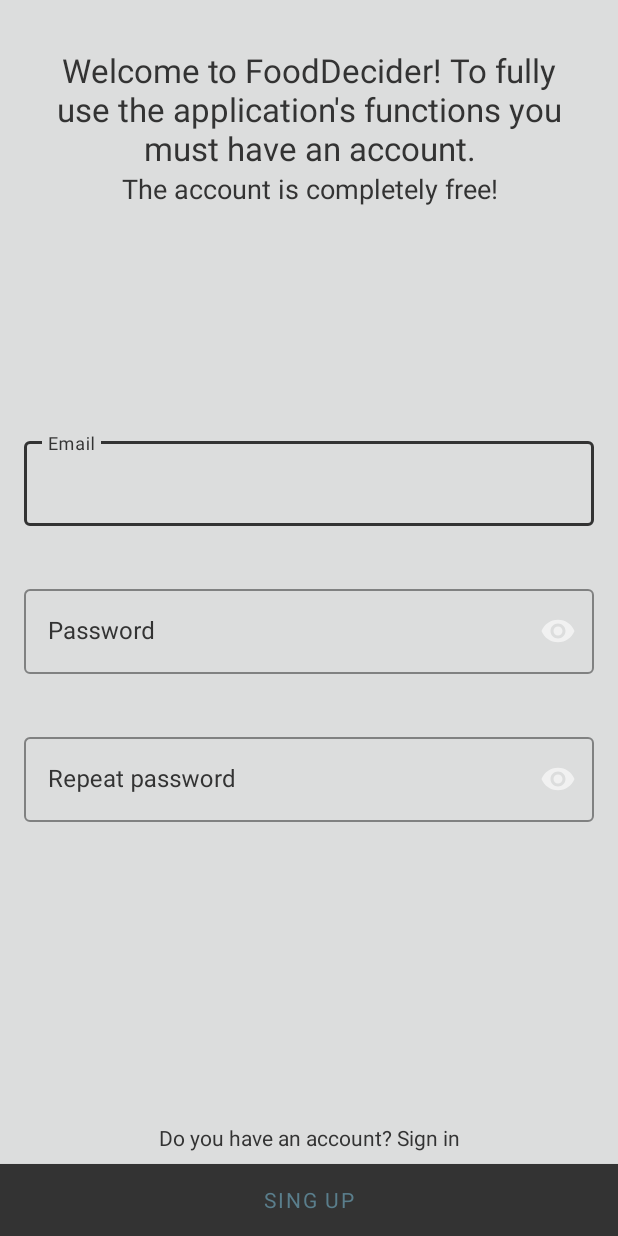
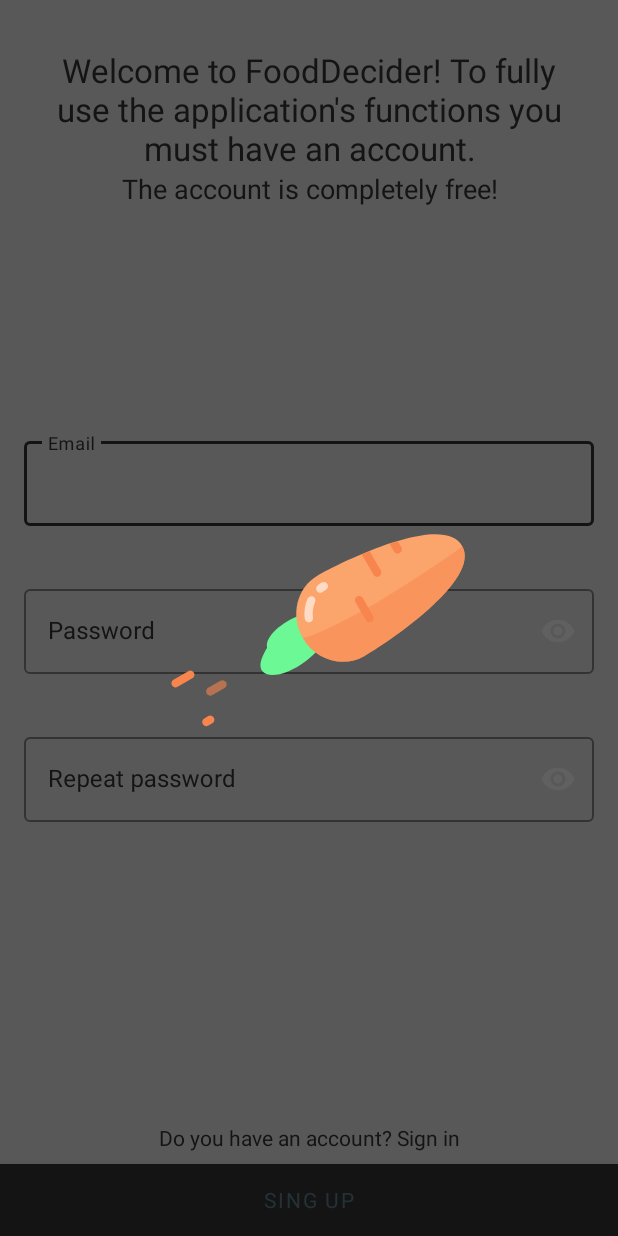
Before and after one commit to RowickaM/fooddecider, an Android app: the RegistrationActivity screen opened directly, with no data from a screen before it, after a tap on "SING UP", on a phone screen of 412 x 824 dp. Run offline under Robolectric (Android 15) with nearby library versions, the light colour scheme and no system bars; our stand-ins replace Firebase (no records; nobody signed in at launch, a user with empty details on screens opened directly); Roboto replaces fonts that are not available here.

Commit message:
add loading

```diff
--- a/app/src/main/java/com/gunginr/dinnerdecider/view/activity/authorization/RegistrationActivity.kt
+++ b/app/src/main/java/com/gunginr/dinnerdecider/view/activity/authorization/RegistrationActivity.kt
@@ -1,10 +1,12 @@
 package com.gunginr.dinnerdecider.view.activity.authorization
 
 import android.os.Bundle
+import android.view.View
 import androidx.appcompat.app.AppCompatActivity
 import com.gunginr.dinnerdecider.R
 import com.gunginr.dinnerdecider.services.firebase.FirebaseAuthorisation
 import com.gunginr.dinnerdecider.util.goTo
+import com.gunginr.dinnerdecider.view.fragment.LoadingFragment
 import kotlinx.android.synthetic.main.activity_registration.*
 
 class RegistrationActivity : AppCompatActivity() {
@@ -14,6 +16,7 @@
         setContentView(R.layout.activity_registration)
 
         signup.setOnClickListener {
+            showPopup(true)
             FirebaseAuthorisation.singUp(
                 this,
                 emailInput.text.toString(),
@@ -25,4 +28,25 @@
             this.goTo(LoginActivity::class.java)
         }
     }
+
+    private fun showPopup(show: Boolean) {
+        if (show) {
+            popup.visibility = View.VISIBLE
+            popup.setOnClickListener { }
+            popup.bringToFront()
+            supportFragmentManager.beginTransaction()
+                .replace(R.id.frame_layout, LoadingFragment())
+                .commit()
+        } else {
+            popup.visibility = View.GONE
+        }
+    }
+
+
+    override fun onBackPressed() {
+        if (popup.visibility == View.GONE) {
+            finishAffinity()
+            super.onBackPressed()
+        }
+    }
 }
--- /dev/null
+++ b/app/src/main/java/com/gunginr/dinnerdecider/view/fragment/LoadingFragment.kt
@@ -0,0 +1,20 @@
+package com.gunginr.dinnerdecider.view.fragment
+
+import android.os.Bundle
+import android.view.LayoutInflater
+import android.view.View
+import android.view.ViewGroup
+import androidx.fragment.app.Fragment
+import com.gunginr.dinnerdecider.R
+
+class LoadingFragment : Fragment() {
+
+    override fun onCreateView(
+        inflater: LayoutInflater, container: ViewGroup?,
+        savedInstanceState: Bundle?
+    ): View? {
+
+        return inflater.inflate(R.layout.fragment_loading, container, false)
+    }
+
+}
--- a/app/src/main/res/layout/activity_registration.xml
+++ b/app/src/main/res/layout/activity_registration.xml
@@ -1,10 +1,36 @@
 <?xml version="1.0" encoding="utf-8"?>
-<androidx.constraintlayout.widget.ConstraintLayout xmlns:android="http://schemas.android.com/apk/res/android"
+<FrameLayout xmlns:android="http://schemas.android.com/apk/res/android"
     xmlns:app="http://schemas.android.com/apk/res-auto"
     xmlns:tools="http://schemas.android.com/tools"
     android:layout_width="match_parent"
     android:layout_height="match_parent"
     tools:context=".view.activity.authorization.RegistrationActivity">
+
+    <androidx.constraintlayout.widget.ConstraintLayout
+        android:id="@+id/popup"
+        android:layout_width="match_parent"
+        android:layout_height="match_parent"
+        android:background="@color/blur"
+        tools:visibility="gone">
+
+        <FrameLayout
+            android:id="@+id/frame_layout"
+            android:layout_width="0dp"
+            android:layout_height="0dp"
+            android:layout_marginStart="32dp"
+            android:layout_marginEnd="32dp"
+            app:layout_constraintBottom_toBottomOf="parent"
+            app:layout_constraintEnd_toEndOf="parent"
+            app:layout_constraintHeight_percent="0.3"
+            app:layout_constraintStart_toStartOf="parent"
+            app:layout_constraintTop_toTopOf="parent">
+
+        </FrameLayout>
+    </androidx.constraintlayout.widget.ConstraintLayout>
+
+    <androidx.constraintlayout.widget.ConstraintLayout
+        android:layout_width="match_parent"
+        android:layout_height="match_parent">
 
         <androidx.constraintlayout.widget.Guideline
             android:id="@+id/guideline2"
@@ -139,5 +165,5 @@
             app:layout_constraintBottom_toBottomOf="parent"
             app:layout_constraintEnd_toEndOf="parent"
             app:layout_constraintStart_toStartOf="parent" />
-
     </androidx.constraintlayout.widget.ConstraintLayout>
+</FrameLayout>
--- /dev/null
+++ b/app/src/main/res/layout/fragment_loading.xml
@@ -0,0 +1,23 @@
+<?xml version="1.0" encoding="utf-8"?>
+<androidx.constraintlayout.widget.ConstraintLayout xmlns:android="http://schemas.android.com/apk/res/android"
+    xmlns:tools="http://schemas.android.com/tools"
+    android:layout_width="match_parent"
+    android:layout_height="match_parent"
+    xmlns:app="http://schemas.android.com/apk/res-auto"
+    tools:context=".view.fragment.LoadingFragment">
+
+    <com.airbnb.lottie.LottieAnimationView
+        android:id="@+id/lottieAnimationView"
+        android:layout_width="match_parent"
+        android:layout_height="wrap_content"
+        android:scaleType="centerCrop"
+        app:layout_constraintBottom_toBottomOf="parent"
+        app:layout_constraintEnd_toEndOf="parent"
+        app:layout_constraintStart_toStartOf="parent"
+        app:layout_constraintTop_toTopOf="parent"
+        app:lottie_autoPlay="true"
+        app:lottie_fileName="carrot.json"
+        app:lottie_loop="true" />
+
+
+</androidx.constraintlayout.widget.ConstraintLayout>
--- a/app/src/main/res/values/colors.xml
+++ b/app/src/main/res/values/colors.xml
@@ -4,6 +4,7 @@
     <color name="greenLight">#ccd7dc</color>
     <color name="greenDark">#5a7e8c</color>
     <color name="grey">#333333</color>
+    <color name="blur">#99000000</color>
     <color name="greyMedium">#A0A3A2</color>
     <color name="bgColor">#DCDDDD</color>
     <color name="greyLight">#808080</color>
```
Also changed, not shown: app/src/main/AndroidManifest.xml (+4 -13 lines), app/src/main/java/com/gunginr/dinnerdecider/view/activity/authorization/LoginActivity.kt (+21 -2 lines), app/src/main/res/layout/activity_login.xml (+29 -2 lines). Lines whose indentation alone changed are shown as unchanged.
